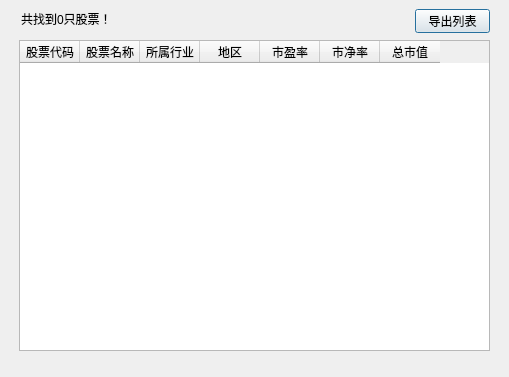
Old version of the form QtDesign/SearchResult.ui in the repository victor647/QuantumStockTrade.
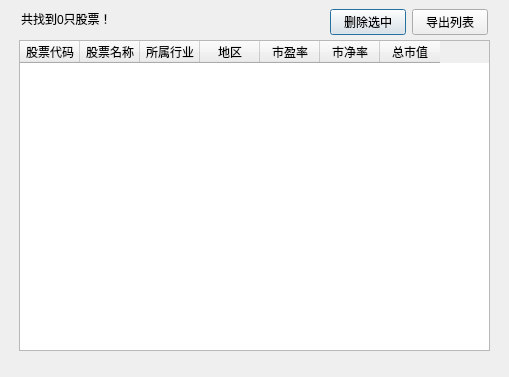
New version of the form.

Patch:
```diff
--- a/QtDesign/SearchResult.ui
+++ b/QtDesign/SearchResult.ui
@@ -89,15 +89,31 @@
     <string>共找到0只股票！</string>
    </property>
   </widget>
-  <widget class="QPushButton" name="btnExportStockList">
+  <widget class="QWidget" name="">
    <property name="geometry">
     <rect>
-     <x>415</x>
+     <x>330</x>
      <y>9</y>
-     <width>75</width>
-     <height>24</height>
+     <width>158</width>
+     <height>27</height>
     </rect>
    </property>
+   <layout class="QHBoxLayout" name="horizontalLayout">
+    <item>
+     <widget class="QPushButton" name="btnDeleteStock">
+      <property name="font">
+       <font>
+        <family>Microsoft YaHei UI</family>
+        <pointsize>9</pointsize>
+       </font>
+      </property>
+      <property name="text">
+       <string>删除选中</string>
+      </property>
+     </widget>
+    </item>
+    <item>
+     <widget class="QPushButton" name="btnExportStockList">
    <property name="font">
     <font>
      <family>Microsoft YaHei UI</family>
@@ -108,6 +124,9 @@
     <string>导出列表</string>
    </property>
   </widget>
+    </item>
+   </layout>
+  </widget>
  </widget>
  <resources/>
  <connections>
```
Left out of the diff: 21 changed lines with no effect on the pictures. Lines whose indentation alone changed are shown as unchanged.
